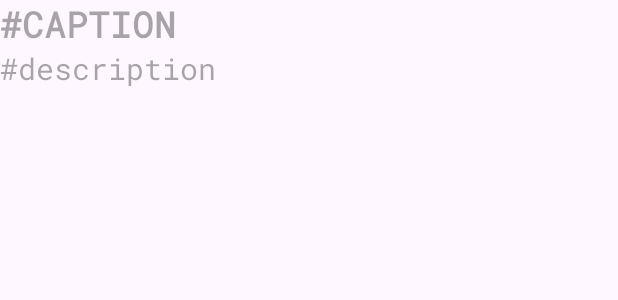
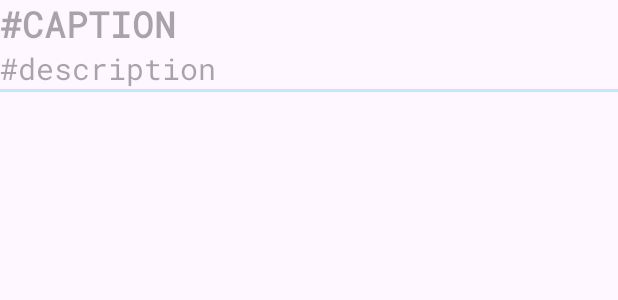
Before and after one commit to ivsoln/TUNA_RUN_2024_mark2, an Android app: the layout activity_search_item_desc.xml on its own in the app's theme, with its tools: preview values and no code run, on a phone screen of 412 x 824 dp. Shown: the top 300 px of the screen. Run offline under Robolectric (Android 15) with nearby library versions, the phone set to English and light mode, and no system bars; network calls fail.

Commit message:
#bhumi 2024.7.3

```diff
--- a/app/src/main/java/com/inventive/tunarun/SkipjackShiftActivity.kt
+++ b/app/src/main/java/com/inventive/tunarun/SkipjackShiftActivity.kt
@@ -72,7 +72,7 @@ class SkipjackShiftActivity : AppCompatActivity() {
                     Log.e("TUNA RUN > GET_SHIFT > ERROR", result)
                 }
             }
-            it.getShift(callback, date, shift)
+            it.getShift(date, shift, callback)
         }
     }
 
--- a/app/src/main/res/layout/activity_search_item_desc.xml
+++ b/app/src/main/res/layout/activity_search_item_desc.xml
@@ -1,18 +1,23 @@
 <?xml version="1.0" encoding="utf-8"?>
-<RelativeLayout xmlns:android="http://schemas.android.com/apk/res/android"
+<androidx.constraintlayout.widget.ConstraintLayout xmlns:android="http://schemas.android.com/apk/res/android"
+    xmlns:app="http://schemas.android.com/apk/res-auto"
+    xmlns:tools="http://schemas.android.com/tools"
     android:layout_width="match_parent"
-    android:layout_height="wrap_content"
-    android:orientation="vertical">
+    android:layout_height="wrap_content">
 
     <TextView
         android:id="@+id/text_caption"
         android:layout_width="match_parent"
         android:layout_height="wrap_content"
         android:fontFamily="@font/roboto_mono"
+        android:gravity="start"
         android:hint="#CAPTION"
         android:minHeight="30dp"
         android:textSize="24sp"
-        android:textStyle="bold" />
+        android:textStyle="bold"
+        app:layout_constraintEnd_toEndOf="parent"
+        app:layout_constraintStart_toStartOf="parent"
+        app:layout_constraintTop_toTopOf="parent" />
 
 
     <TextView
@@ -24,8 +29,24 @@
         android:layout_alignStart="@+id/text_caption"
         android:layout_alignParentEnd="true"
         android:fontFamily="@font/roboto_mono"
+        android:gravity="start"
         android:hint="#description"
         android:minHeight="24dp"
-        android:textSize="20dp" />
+        android:textSize="20dp"
+        app:layout_constraintEnd_toEndOf="parent"
+        app:layout_constraintStart_toStartOf="parent"
+        app:layout_constraintTop_toBottomOf="@+id/text_caption" />
 
-</RelativeLayout>
+    <TextView
+        android:id="@+id/view_separate"
+        android:layout_width="0dp"
+        android:layout_height="2dp"
+        android:background="@color/Primary_090"
+        android:fontFamily="@font/roboto_mono"
+        android:gravity="left|center_vertical"
+        android:textSize="16sp"
+        app:layout_constraintEnd_toEndOf="parent"
+        app:layout_constraintStart_toStartOf="parent"
+        app:layout_constraintTop_toBottomOf="@+id/text_description" />
+
+</androidx.constraintlayout.widget.ConstraintLayout>
```
Also changed, not shown: app/src/main/java/com/inventive/tunarun/FishClient.kt (+15 -1 lines), app/src/main/java/com/inventive/tunarun/Instant.kt (+6 -2 lines), app/src/main/java/com/inventive/tunarun/SkipjackQueListActivity.kt (+8 -3 lines), app/src/main/java/com/inventive/tunarun/SkipjackWipTagActivity.kt (+53 -43 lines), app/src/main/res/layout/activity_search_item.xml (+22 -6 lines), app/src/main/res/layout/activity_search_view_list.xml (+6 -5 lines), app/src/main/res/layout/activity_skipjack_que_list.xml (+19 -1 lines), app/src/main/res/layout/activity_skipjack_wip_tag.xml (+67 -51 lines).
